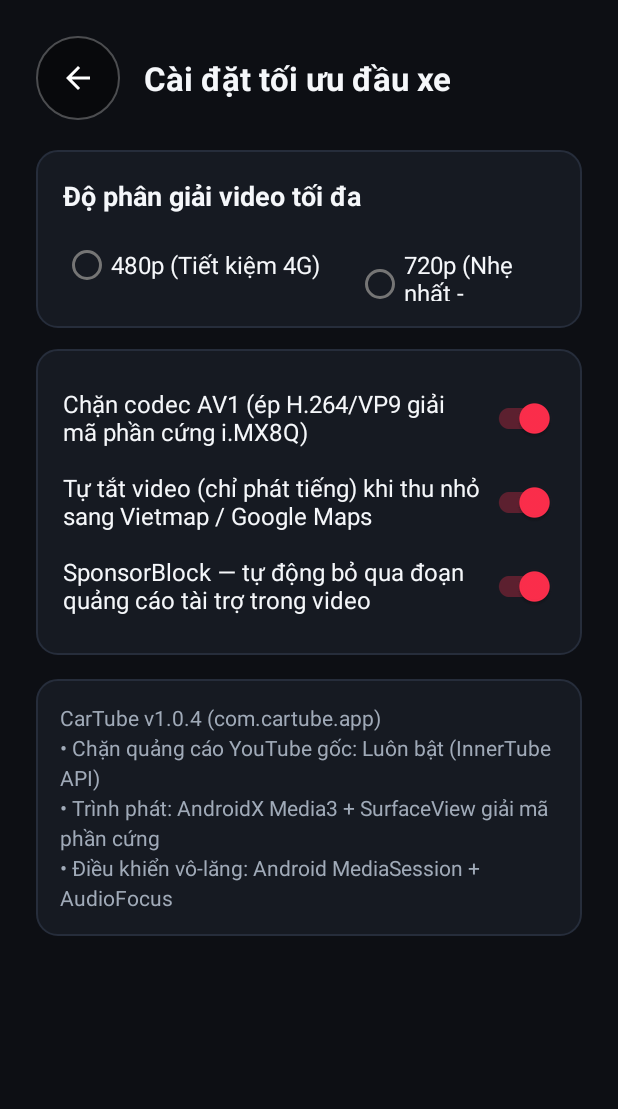
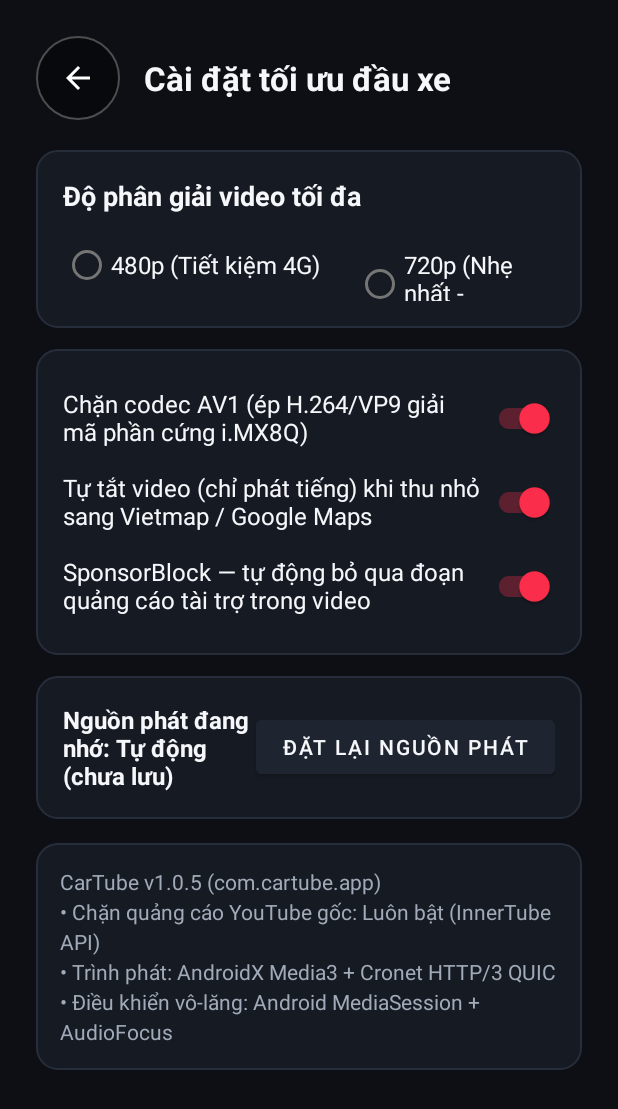
Before and after one commit to onkey4us/cartube, an Android app: the SettingsActivity screen opened directly, with no data from a screen before it, on a phone screen of 412 x 824 dp. Shown: the top 1109 px of the screen. Run offline under Robolectric (Android 15) with nearby library versions, the phone set to English and light mode, and no system bars.

Commit message:
Remember last working playback client across app restarts for instant first-video startup

```diff
--- a/app/build.gradle
+++ b/app/build.gradle
@@ -10,8 +10,8 @@ android {
         applicationId "com.cartube.app"
         minSdkVersion 21
         targetSdkVersion 33
-        versionCode 5
-        versionName "1.0.4"
+        versionCode 6
+        versionName "1.0.5"
 
         multiDexEnabled true
         vectorDrawables.useSupportLibrary = true
--- a/app/src/main/java/com/cartube/app/data/CarPrefs.kt
+++ b/app/src/main/java/com/cartube/app/data/CarPrefs.kt
@@ -21,11 +21,16 @@ class CarPrefs(context: Context) {
         get() = prefs.getBoolean(KEY_SPONSOR_BLOCK, true)
         set(value) = prefs.edit().putBoolean(KEY_SPONSOR_BLOCK, value).apply()
 
+    var preferredClientName: String?
+        get() = prefs.getString(KEY_PREFERRED_CLIENT, null)
+        set(value) = prefs.edit().putString(KEY_PREFERRED_CLIENT, value).apply()
+
     companion object {
         private const val PREFS_NAME = "cartube_prefs"
         private const val KEY_MAX_VIDEO_HEIGHT = "max_video_height"
         private const val KEY_BLOCK_AV1 = "block_av1"
         private const val KEY_BG_AUDIO_ONLY = "bg_audio_only"
         private const val KEY_SPONSOR_BLOCK = "sponsor_block"
+        private const val KEY_PREFERRED_CLIENT = "preferred_client_name"
     }
 }
--- a/app/src/main/java/com/cartube/app/ui/SettingsActivity.kt
+++ b/app/src/main/java/com/cartube/app/ui/SettingsActivity.kt
@@ -1,10 +1,12 @@
 package com.cartube.app.ui
 
 import android.os.Bundle
+import android.widget.Toast
 import androidx.appcompat.app.AppCompatActivity
 import androidx.media3.common.util.UnstableApi
 import com.cartube.app.BuildConfig
 import com.cartube.app.data.CarPrefs
+import com.cartube.app.data.ClientSourceHelper
 import com.cartube.app.databinding.ActivitySettingsBinding
 import com.cartube.app.playback.CarPlaybackService
 
@@ -54,10 +56,27 @@ class SettingsActivity : AppCompatActivity() {
             prefs.sponsorBlockEnabled = isChecked
         }
 
+        updateRememberedSourceLabel()
+        binding.btnResetSource.setOnClickListener {
+            prefs.preferredClientName = null
+            ClientSourceHelper.resetClient()
+            updateRememberedSourceLabel()
+            Toast.makeText(this, "Đã đặt lại nguồn phát (sẽ tự dò lại ở video tiếp theo)", Toast.LENGTH_SHORT).show()
+        }
+
         binding.tvAppInfo.text =
             "CarTube v${BuildConfig.VERSION_NAME} (${BuildConfig.APPLICATION_ID})\n" +
                 "• Chặn quảng cáo YouTube gốc: Luôn bật (InnerTube API)\n" +
-                "• Trình phát: AndroidX Media3 + SurfaceView giải mã phần cứng\n" +
+                "• Trình phát: AndroidX Media3 + Cronet HTTP/3 QUIC\n" +
                 "• Điều khiển vô-lăng: Android MediaSession + AudioFocus"
     }
+
+    private fun updateRememberedSourceLabel() {
+        val saved = prefs.preferredClientName
+        binding.tvRememberedSource.text = if (saved.isNullOrBlank()) {
+            "Nguồn phát đang nhớ: Tự động (chưa lưu)"
+        } else {
+            "Nguồn phát đang nhớ: $saved"
+        }
+    }
 }
--- a/app/src/main/res/layout/activity_settings.xml
+++ b/app/src/main/res/layout/activity_settings.xml
@@ -120,6 +120,37 @@
                 android:textSize="16sp" />
         </LinearLayout>
 
+        <!-- Remembered Playback Source Card -->
+        <LinearLayout
+            android:layout_width="match_parent"
+            android:layout_height="wrap_content"
+            android:layout_marginTop="14dp"
+            android:background="@drawable/bg_card"
+            android:gravity="center_vertical"
+            android:orientation="horizontal"
+            android:padding="18dp">
+
+            <TextView
+                android:id="@+id/tvRememberedSource"
+                android:layout_width="0dp"
+                android:layout_height="wrap_content"
+                android:layout_weight="1"
+                android:text="Nguồn phát đang nhớ: Tự động"
+                android:textColor="@color/car_text_primary"
+                android:textSize="16sp"
+                android:textStyle="bold" />
+
+            <Button
+                android:id="@+id/btnResetSource"
+                android:layout_width="wrap_content"
+                android:layout_height="48dp"
+                android:backgroundTint="@color/car_surface_elevated"
+                android:paddingHorizontal="18dp"
+                android:text="Đặt lại nguồn phát"
+                android:textColor="@color/car_text_primary"
+                android:textSize="14sp" />
+        </LinearLayout>
+
         <TextView
             android:id="@+id/tvAppInfo"
             android:layout_width="match_parent"
```
Also changed, not shown: app/src/main/java/com/cartube/app/CarTubeApp.kt (+7 -0 lines), app/src/main/java/com/cartube/app/data/ClientSourceHelper.kt (added, +62 -0 lines), app/src/main/java/com/cartube/app/playback/CarPlaybackService.kt (+13 -1 lines).
